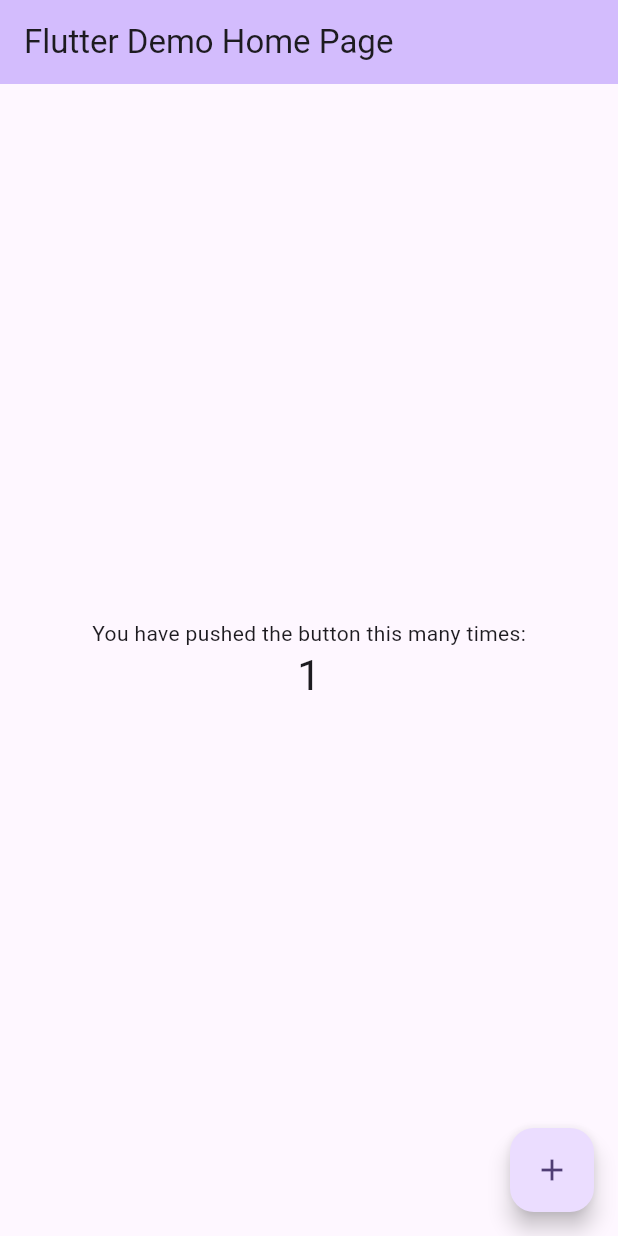
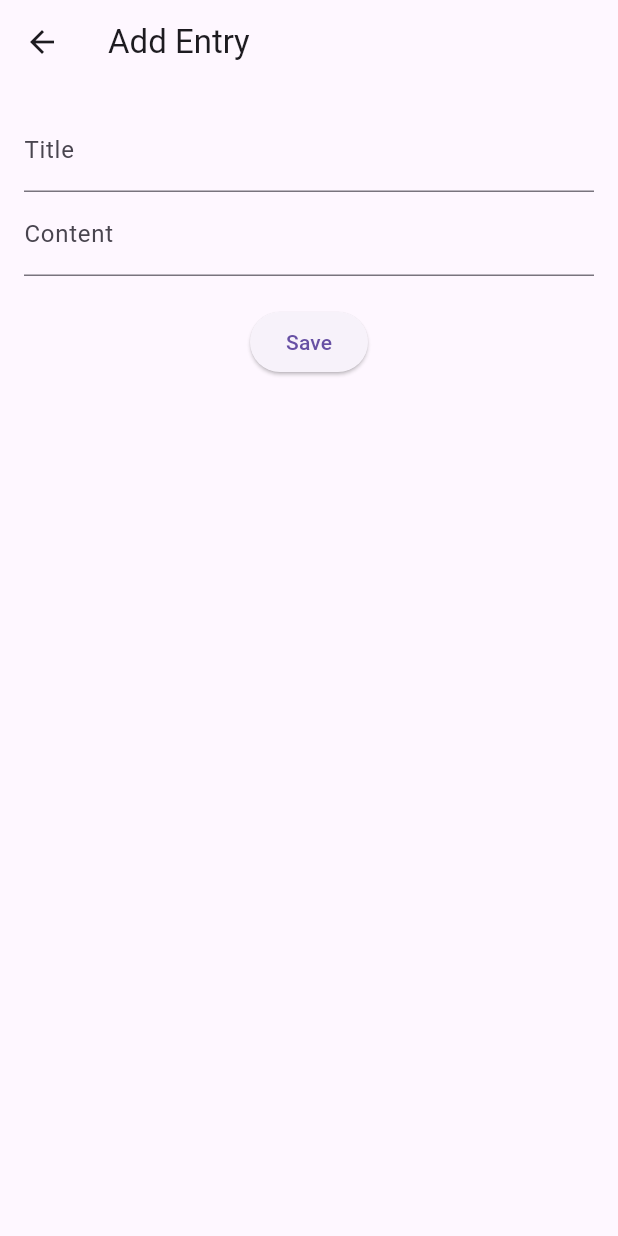
Before and after one commit to Fzerah/flutter-daily-journal, a Flutter app: the screen it shows after launch, after a tap on the "add" icon, on a phone screen of 412 x 824 dp. Run offline on Flutter 3.47's test engine with Material 3 defaults, Android fonts, the phone set to English and light mode, and no system bars; our stand-ins replace sqflite; accounts and stored records are empty.

Commit message:
Initial working version: add and list notes functionality completed

```diff
--- /dev/null
+++ b/lib/add_entry_page.dart
@@ -0,0 +1,37 @@
+import 'package:flutter/material.dart';
+import 'db_helper.dart';
+
+class AddEntryPage extends StatelessWidget {
+  final TextEditingController _titleController = TextEditingController();
+  final TextEditingController _contentController = TextEditingController();
+
+  AddEntryPage({super.key});
+
+  void _saveEntry(BuildContext context) async {
+    final title = _titleController.text;
+    final content = _contentController.text;
+
+    if (title.isEmpty || content.isEmpty) return;
+
+    await DBHelper.instance.insertEntry(title, content);
+    Navigator.pop(context); // Geri dön
+  }
+
+  @override
+  Widget build(BuildContext context) {
+    return Scaffold(
+      appBar: AppBar(title: const Text('Add Entry')),
+      body: Padding(
+        padding: const EdgeInsets.all(16.0),
+        child: Column(
+          children: [
+            TextField(controller: _titleController, decoration: const InputDecoration(labelText: 'Title')),
+            TextField(controller: _contentController, decoration: const InputDecoration(labelText: 'Content')),
+            const SizedBox(height: 20),
+            ElevatedButton(onPressed: () => _saveEntry(context), child: const Text('Save')),
+          ],
+        ),
+      ),
+    );
+  }
+}
--- /dev/null
+++ b/lib/db_helper.dart
@@ -0,0 +1,46 @@
+import 'package:sqflite/sqflite.dart';
+import 'package:path/path.dart';
+
+class DBHelper {
+  static final DBHelper instance = DBHelper._init();
+  static Database? _database;
+
+  DBHelper._init();
+
+  Future<Database> get database async {
+    _database ??= await _initDB('journal.db');
+    return _database!;
+  }
+
+  Future<Database> _initDB(String fileName) async {
+    final dbPath = await getDatabasesPath();
+    final path = join(dbPath, fileName);
+
+    return await openDatabase(path, version: 1, onCreate: _createDB);
+  }
+
+  Future<void> _createDB(Database db, int version) async {
+    await db.execute('''
+      CREATE TABLE entries (
+        id INTEGER PRIMARY KEY AUTOINCREMENT,
+        title TEXT,
+        content TEXT
+      )
+    ''');
+  }
+
+  Future<int> insertEntry(String title, String content) async {
+    final db = await instance.database;
+    return await db.insert('entries', {'title': title, 'content': content});
+  }
+
+  Future<List<Map<String, dynamic>>> getEntries() async {
+    final db = await instance.database;
+    return await db.query('entries');
+  }
+
+  Future<void> deleteEntry(int id) async {
+    final db = await instance.database;
+    await db.delete('entries', where: 'id = ?', whereArgs: [id]);
+  }
+}
--- a/lib/main.dart
+++ b/lib/main.dart
@@ -1,4 +1,6 @@
 import 'package:flutter/material.dart';
+import 'db_helper.dart';
+import 'add_entry_page.dart';
 
 void main() {
   runApp(const MyApp());
@@ -7,119 +9,72 @@ void main() {
 class MyApp extends StatelessWidget {
   const MyApp({super.key});
 
-  // This widget is the root of your application.
   @override
   Widget build(BuildContext context) {
     return MaterialApp(
-      title: 'Flutter Demo',
-      theme: ThemeData(
-        // This is the theme of your application.
-        //
-        // TRY THIS: Try running your application with "flutter run". You'll see
-        // the application has a purple toolbar. Then, without quitting the app,
-        // try changing the seedColor in the colorScheme below to Colors.green
-        // and then invoke "hot reload" (save your changes or press the "hot
-        // reload" button in a Flutter-supported IDE, or press "r" if you used
-        // the command line to start the app).
-        //
-        // Notice that the counter didn't reset back to zero; the application
-        // state is not lost during the reload. To reset the state, use hot
-        // restart instead.
-        //
-        // This works for code too, not just values: Most code changes can be
-        // tested with just a hot reload.
-        colorScheme: ColorScheme.fromSeed(seedColor: Colors.deepPurple),
-        useMaterial3: true,
-      ),
-      home: const MyHomePage(title: 'Flutter Demo Home Page'),
+      title: 'Daily Journal',
+      theme: ThemeData(primarySwatch: Colors.blue),
+      home: const HomePage(),
     );
   }
 }
 
-class MyHomePage extends StatefulWidget {
-  const MyHomePage({super.key, required this.title});
-
-  // This widget is the home page of your application. It is stateful, meaning
-  // that it has a State object (defined below) that contains fields that affect
-  // how it looks.
-
-  // This class is the configuration for the state. It holds the values (in this
-  // case the title) provided by the parent (in this case the App widget) and
-  // used by the build method of the State. Fields in a Widget subclass are
-  // always marked "final".
-
-  final String title;
+class HomePage extends StatefulWidget {
+  const HomePage({super.key});
 
   @override
-  State<MyHomePage> createState() => _MyHomePageState();
+  State<HomePage> createState() => _HomePageState();
 }
 
-class _MyHomePageState extends State<MyHomePage> {
-  int _counter = 0;
+class _HomePageState extends State<HomePage> {
+  List<Map<String, dynamic>> _entries = [];
 
-  void _incrementCounter() {
+  @override
+  void initState() {
+    super.initState();
+    _loadEntries();
+  }
+
+  Future<void> _loadEntries() async {
+    final entries = await DBHelper.instance.getEntries();
     setState(() {
-      // This call to setState tells the Flutter framework that something has
-      // changed in this State, which causes it to rerun the build method below
-      // so that the display can reflect the updated values. If we changed
-      // _counter without calling setState(), then the build method would not be
-      // called again, and so nothing would appear to happen.
-      _counter++;
+      _entries = entries;
     });
+  }
+
+  Future<void> _deleteEntry(int id) async {
+    await DBHelper.instance.deleteEntry(id);
+    _loadEntries();
   }
 
   @override
   Widget build(BuildContext context) {
-    // This method is rerun every time setState is called, for instance as done
-    // by the _incrementCounter method above.
-    //
-    // The Flutter framework has been optimized to make rerunning build methods
-    // fast, so that you can just rebuild anything that needs updating rather
-    // than having to individually change instances of widgets.
     return Scaffold(
-      appBar: AppBar(
-        // TRY THIS: Try changing the color here to a specific color (to
-        // Colors.amber, perhaps?) and trigger a hot reload to see the AppBar
-        // change color while the other colors stay the same.
-        backgroundColor: Theme.of(context).colorScheme.inversePrimary,
-        // Here we take the value from the MyHomePage object that was created by
-        // the App.build method, and use it to set our appbar title.
-        title: Text(widget.title),
-      ),
-      body: Center(
-        // Center is a layout widget. It takes a single child and positions it
-        // in the middle of the parent.
-        child: Column(
-          // Column is also a layout widget. It takes a list of children and
-          // arranges them vertically. By default, it sizes itself to fit its
-          // children horizontally, and tries to be as tall as its parent.
-          //
-          // Column has various properties to control how it sizes itself and
-          // how it positions its children. Here we use mainAxisAlignment to
-          // center the children vertically; the main axis here is the vertical
-          // axis because Columns are vertical (the cross axis would be
-          // horizontal).
-          //
-          // TRY THIS: Invoke "debug painting" (choose the "Toggle Debug Paint"
-          // action in the IDE, or press "p" in the console), to see the
-          // wireframe for each widget.
-          mainAxisAlignment: MainAxisAlignment.center,
-          children: <Widget>[
-            const Text(
-              'You have pushed the button this many times:',
+      appBar: AppBar(title: const Text('Daily Journal')),
+      body: ListView.builder(
+        itemCount: _entries.length,
+        itemBuilder: (context, index) {
+          final entry = _entries[index];
+          return ListTile(
+            title: Text(entry['title']),
+            subtitle: Text(entry['content']),
+            trailing: IconButton(
+              icon: const Icon(Icons.delete),
+              onPressed: () => _deleteEntry(entry['id']),
             ),
-            Text(
-              '$_counter',
-              style: Theme.of(context).textTheme.headlineMedium,
-            ),
-          ],
-        ),
+          );
+        },
       ),
       floatingActionButton: FloatingActionButton(
-        onPressed: _incrementCounter,
-        tooltip: 'Increment',
+        onPressed: () async {
+          await Navigator.push(
+            context,
+            MaterialPageRoute(builder: (_) => AddEntryPage()),
+          );
+          _loadEntries();
+        },
         child: const Icon(Icons.add),
-      ), // This trailing comma makes auto-formatting nicer for build methods.
+      ),
     );
   }
 }
```
Also changed, not shown: pubspec.yaml (+6 -74 lines), pubspec.lock, 4 other files.
